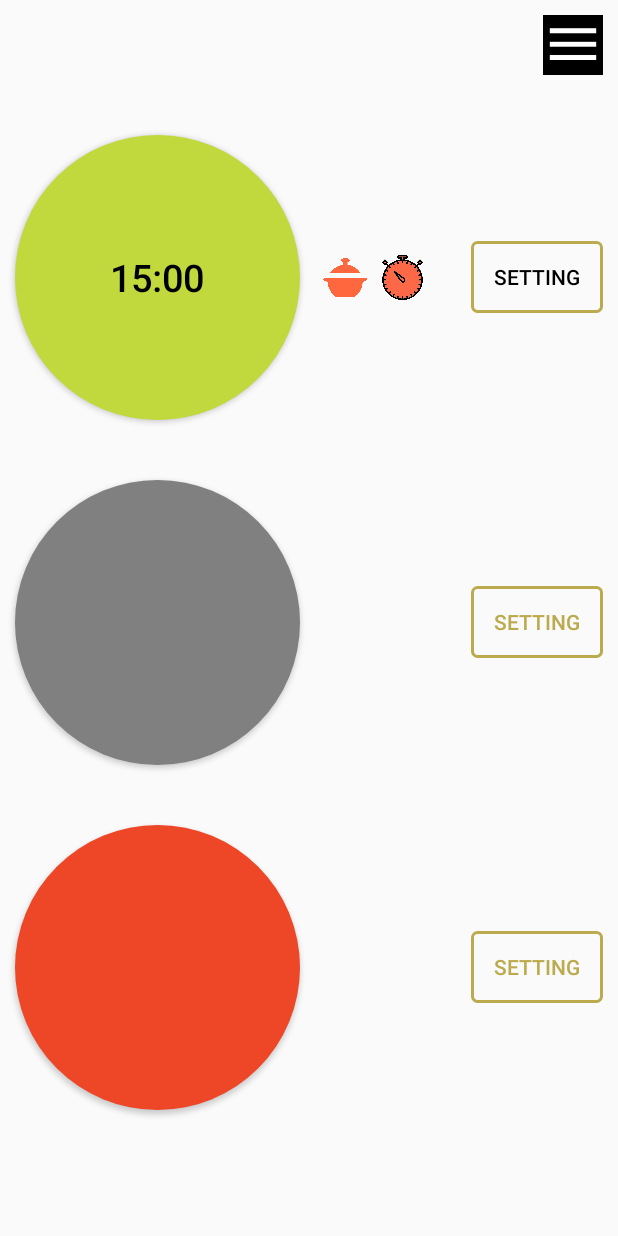
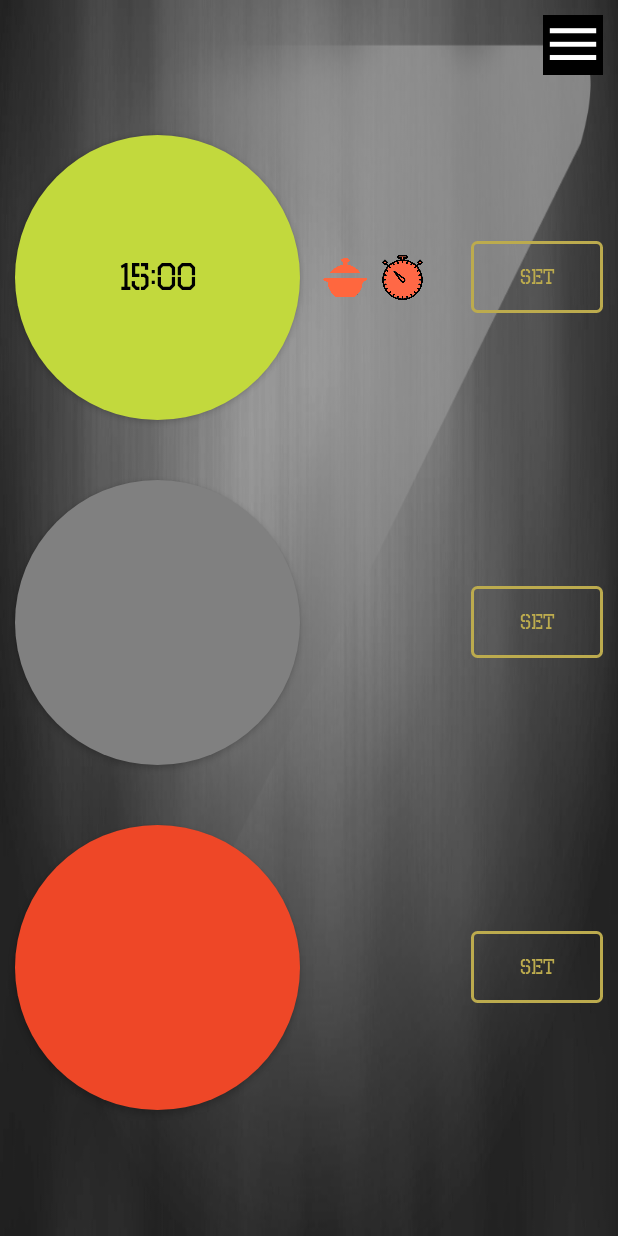
Before and after one commit to SaravanaMurale/SmartCookV2, an Android app: the fragment CharacteristicListFragment shown on its own in the app's theme, on a phone screen of 412 x 824 dp. Run offline under Robolectric (Android 15) with nearby library versions, the phone set to English and light mode, and no system bars; libraries missing offline, so code that uses them is left out: com.clj.fastble, com.skyfishjy.library; plain views replace RippleBackground; 6 statements that could not run were skipped.

Commit message:
Menu Design Commit

```diff
--- a/app/src/main/java/com/clj/blesample/operation/CharacteristicListFragment.java
+++ b/app/src/main/java/com/clj/blesample/operation/CharacteristicListFragment.java
@@ -29,6 +29,7 @@ import com.clj.blesample.R;
 import com.clj.blesample.menuoperationactivity.EditActivity;
 import com.clj.blesample.menuoperationactivity.MenuActivity;
 import com.clj.blesample.sessionmanager.PreferencesUtil;
+import com.clj.blesample.utils.FontUtil;
 import com.clj.fastble.BleManager;
 import com.clj.fastble.callback.BleNotifyCallback;
 import com.clj.fastble.callback.BleWriteCallback;
@@ -200,6 +201,7 @@ public class CharacteristicListFragment extends Fragment {
 
         if (homeByte[2] == 1) {
 
+            leftBurner.setTypeface(FontUtil.getOctinPrisonFont(getActivity()));
             leftBurner.setText("15:00");
             leftBurner.setTextColor(getResources().getColor(R.color.black));
             leftBurner.setTextSize(25);
@@ -244,10 +246,9 @@ public class CharacteristicListFragment extends Fragment {
 
 
         if (homeByte[6] == 1) {
-
+            centerBurner.setTypeface(FontUtil.getOctinPrisonFont(getActivity()));
             centerBurner.setText("15:00");
             centerBurner.setTextSize(25);
-
             timerCenter.setVisibility(View.VISIBLE);
             blinkImage(timerCenter);
 
@@ -291,9 +292,9 @@ public class CharacteristicListFragment extends Fragment {
 
 
         if (homeByte[10] == 1) {
-
+            rightBurner.setTypeface(FontUtil.getOctinPrisonFont(getActivity()));
             rightBurner.setText("15:00");
-            rightBurner.setTextSize(25);
+            rightBurner.setTextSize(30);
 
             timerRight.setVisibility(View.VISIBLE);
             blinkImage(timerCenter);
@@ -428,14 +429,21 @@ public class CharacteristicListFragment extends Fragment {
         leftBurner = (Button) v.findViewById(R.id.leftBurner);
         leftBurnerSettings = (Button) v.findViewById(R.id.leftBurnerSettings);
         leftBurnerEdit = (Button) v.findViewById(R.id.leftBurnerEdit);
+        leftBurnerSettings.setTypeface(FontUtil.getOctinPrisonFont(getActivity()));
+        leftBurnerEdit.setTypeface(FontUtil.getOctinPrisonFont(getActivity()));
 
         centerBurner = (Button) v.findViewById(R.id.centerBurner);
         centerBurnerSettings = (Button) v.findViewById(R.id.centerBurnerSettings);
         centerBurnerEdit = (Button) v.findViewById(R.id.centerBurnerEdit);
+        centerBurnerEdit.setTypeface(FontUtil.getOctinPrisonFont(getActivity()));
+        centerBurnerSettings.setTypeface(FontUtil.getOctinPrisonFont(getActivity()));
+
 
         rightBurner = (Button) v.findViewById(R.id.rightBurner);
         rightBurnerSettings = (Button) v.findViewById(R.id.rightBurnerSettings);
         rightBurnerEdit = (Button) v.findViewById(R.id.rightBurnerEdit);
+        rightBurnerEdit.setTypeface(FontUtil.getOctinPrisonFont(getActivity()));
+        rightBurnerSettings.setTypeface(FontUtil.getOctinPrisonFont(getActivity()));
 
         rippleLeft = (RippleBackground) v.findViewById(R.id.leftBurnerRipple);
         rippleCenter = (RippleBackground) v.findViewById(R.id.centerBurnerRipple);
--- a/app/src/main/res/layout/fragment_characteric_list.xml
+++ b/app/src/main/res/layout/fragment_characteric_list.xml
@@ -2,7 +2,8 @@
 <RelativeLayout xmlns:android="http://schemas.android.com/apk/res/android"
     xmlns:app="http://schemas.android.com/apk/res-auto"
     android:layout_width="match_parent"
-    android:layout_height="match_parent">
+    android:layout_height="match_parent"
+    android:background="@drawable/bg_gray">
 
     <ImageView
         android:id="@+id/menuIcon"
@@ -28,7 +29,7 @@
 
     <RelativeLayout
         android:layout_width="match_parent"
-        android:layout_height="wrap_content"
+        android:layout_height="match_parent"
         android:layout_marginTop="60dp">
 
         <RelativeLayout
@@ -45,7 +46,7 @@
                 android:layout_centerVertical="true"
                 android:layout_marginRight="10dp"
                 android:background="@drawable/rounded_border"
-                android:text="Setting"
+                android:text="SET"
                 android:textColor="@color/gold"
                 android:visibility="visible" />
 
@@ -60,6 +61,24 @@
                 android:text="Edit"
                 android:textColor="@color/gold"
                 android:visibility="invisible" />
+
+            <ImageView
+                android:id="@+id/vesselRight"
+                android:layout_width="30dp"
+                android:layout_height="30dp"
+                android:layout_centerVertical="true"
+                android:layout_marginLeft="5dp"
+                android:layout_toRightOf="@id/rightBurnerRipple"
+                android:src="@drawable/vessel_orange" />
+
+            <ImageView
+                android:id="@+id/timerRight"
+                android:layout_width="30dp"
+                android:layout_height="30dp"
+                android:layout_centerVertical="true"
+                android:layout_marginLeft="8dp"
+                android:layout_toRightOf="@id/vesselRight"
+                android:src="@drawable/timer" />
 
             <com.skyfishjy.library.RippleBackground
                 android:id="@+id/rightBurnerRipple"
@@ -76,26 +95,6 @@
                     android:layout_margin="10dp"
                     android:text="B3" />
             </com.skyfishjy.library.RippleBackground>
-
-            <ImageView
-                android:id="@+id/vesselRight"
-                android:layout_width="30dp"
-                android:layout_height="30dp"
-                android:src="@drawable/vessel_orange"
-                android:layout_toRightOf="@id/rightBurnerRipple"
-                android:layout_centerVertical="true"
-                android:layout_marginLeft="5dp"
-                />
-
-            <ImageView
-                android:id="@+id/timerRight"
-                android:layout_width="30dp"
-                android:layout_height="30dp"
-                android:src="@drawable/timer"
-                android:layout_toRightOf="@id/vesselRight"
-                android:layout_centerVertical="true"
-                android:layout_marginLeft="8dp"
-                />
 
 
         </RelativeLayout>
@@ -114,8 +113,8 @@
                 android:layout_centerVertical="true"
                 android:layout_marginRight="10dp"
                 android:background="@drawable/rounded_border"
-                android:text="Setting"
-                android:textColor="@color/black"
+                android:text="SET"
+                android:textColor="@color/gold"
                 android:visibility="visible" />
 
 
@@ -128,8 +127,28 @@
                 android:layout_marginRight="10dp"
                 android:background="@drawable/rounded_border"
                 android:text="Edit"
+                android:textSize="30sp"
+                android:textStyle="bold"
                 android:textColor="@color/black"
                 android:visibility="invisible" />
+
+            <ImageView
+                android:id="@+id/vesselLeft"
+                android:layout_width="30dp"
+                android:layout_height="30dp"
+                android:layout_centerVertical="true"
+                android:layout_marginLeft="5dp"
+                android:layout_toRightOf="@id/leftBurnerRipple"
+                android:src="@drawable/vessel_orange" />
+
+            <ImageView
+                android:id="@+id/timerLeft"
+                android:layout_width="30dp"
+                android:layout_height="30dp"
+                android:layout_centerVertical="true"
+                android:layout_marginLeft="8dp"
+                android:layout_toRightOf="@id/vesselLeft"
+                android:src="@drawable/timer" />
 
             <com.skyfishjy.library.RippleBackground
                 android:id="@+id/leftBurnerRipple"
@@ -149,26 +168,6 @@
 
             </com.skyfishjy.library.RippleBackground>
 
-            <ImageView
-                android:id="@+id/vesselLeft"
-                android:layout_width="30dp"
-                android:layout_height="30dp"
-                android:src="@drawable/vessel_orange"
-                android:layout_toRightOf="@id/leftBurnerRipple"
-                android:layout_centerVertical="true"
-                android:layout_marginLeft="5dp"
-                />
-
-            <ImageView
-                android:id="@+id/timerLeft"
-                android:layout_width="30dp"
-                android:layout_height="30dp"
-                android:src="@drawable/timer"
-                android:layout_toRightOf="@id/vesselLeft"
-                android:layout_centerVertical="true"
-                android:layout_marginLeft="8dp"
-                />
-
         </RelativeLayout>
 
         <RelativeLayout
@@ -186,7 +185,7 @@
                 android:layout_centerVertical="true"
                 android:layout_marginRight="10dp"
                 android:background="@drawable/rounded_border"
-                android:text="Setting"
+                android:text="SET"
                 android:textColor="@color/gold"
                 android:visibility="visible" />
 
@@ -201,6 +200,24 @@
                 android:text="Edit"
                 android:textColor="@color/gold"
                 android:visibility="invisible" />
+
+            <ImageView
+                android:id="@+id/vesselCenter"
+                android:layout_width="30dp"
+                android:layout_height="30dp"
+                android:layout_centerVertical="true"
+                android:layout_marginLeft="5dp"
+                android:layout_toRightOf="@id/centerBurnerRipple"
+                android:src="@drawable/vessel_orange" />
+
+            <ImageView
+                android:id="@+id/timerCenter"
+                android:layout_width="30dp"
+                android:layout_height="30dp"
+                android:layout_centerVertical="true"
+                android:layout_marginLeft="8dp"
+                android:layout_toRightOf="@id/vesselCenter"
+                android:src="@drawable/timer" />
 
             <com.skyfishjy.library.RippleBackground
                 android:id="@+id/centerBurnerRipple"
@@ -218,26 +235,6 @@
                     android:text="B2" />
 
             </com.skyfishjy.library.RippleBackground>
-            <ImageView
-                android:id="@+id/vesselCenter"
-                android:layout_width="30dp"
-                android:layout_height="30dp"
-                android:src="@drawable/vessel_orange"
-                android:layout_toRightOf="@id/centerBurnerRipple"
-                android:layout_centerVertical="true"
-                android:layout_marginLeft="5dp"
-                />
-
-            <ImageView
-                android:id="@+id/timerCenter"
-                android:layout_width="30dp"
-                android:layout_height="30dp"
-                android:src="@drawable/timer"
-                android:layout_toRightOf="@id/vesselCenter"
-                android:layout_centerVertical="true"
-                android:layout_marginLeft="8dp"
-                />
-
 
 
         </RelativeLayout>
```
